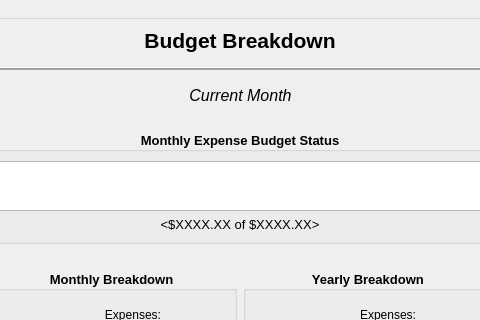
The window that CashFlowManager/mainwindow.ui (epw7856/CashFlowManager) describes before a commit, drawn with Qt 5; both pictures show x 255 to 735 and y 0 to 320 of the 990 by 822 pixel window.
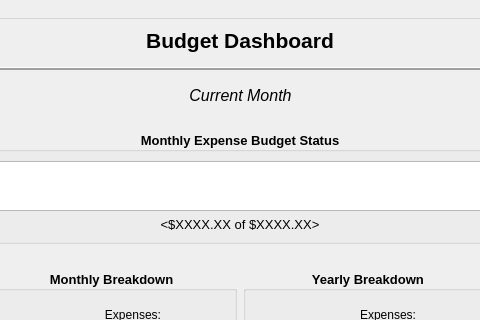
The same window after the commit. Custom widgets are drawn as their Qt base class.

Commit message: Renamed the title to the main window dialog.

```diff
--- a/CashFlowManager/mainwindow.ui
+++ b/CashFlowManager/mainwindow.ui
@@ -46,7 +46,7 @@
          </font>
         </property>
         <property name="text">
-         <string>Budget Breakdown</string>
+         <string>Budget Dashboard</string>
         </property>
         <property name="alignment">
          <set>Qt::AlignCenter</set>
```
